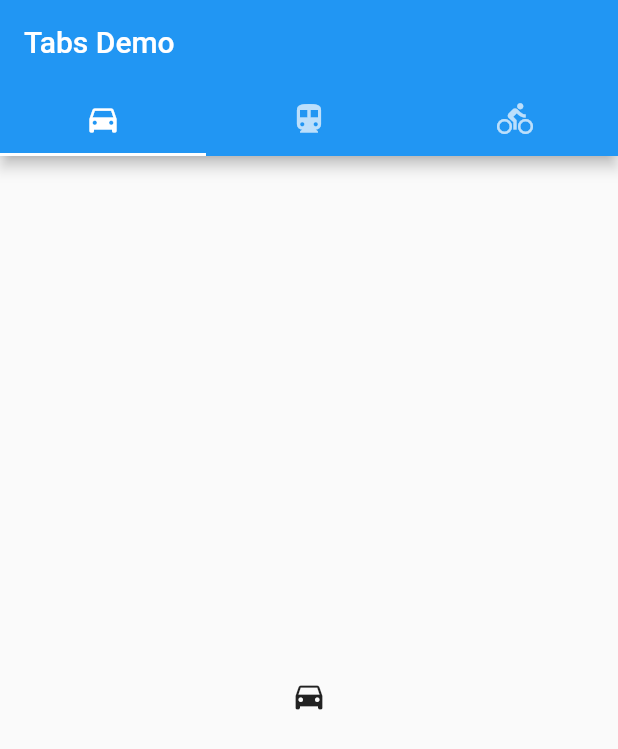
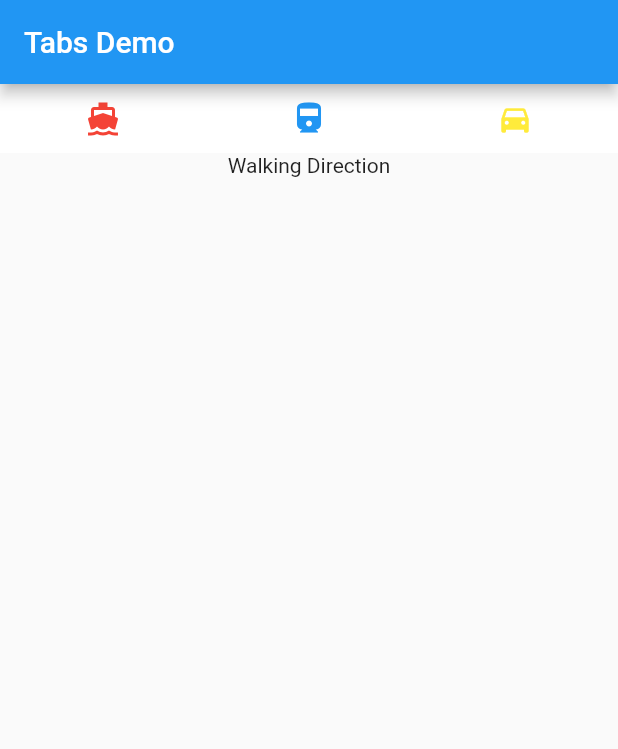
Before and after one commit to subeg7/Flutter-Tab-View-with-Unions, a Flutter app: the screen it shows after launch, on a phone screen of 412 x 824 dp. Shown: the top 749 px of the screen. Run offline on Flutter 3.47's test engine with Material 2 defaults, Android fonts, the phone set to English and light mode, and no system bars; our stand-ins replace freezed_annotation.

Commit message:
Use unions for home view model

```diff
--- a/lib/home_provider.dart
+++ b/lib/home_provider.dart
@@ -1,9 +1,10 @@
 import 'package:flutter/cupertino.dart';
+import 'package:flutter/material.dart';
 import 'package:freezed_annotation/freezed_annotation.dart';
+import 'package:tabs_with_freezed/tab_bar_item.dart';
 
 part 'home_view_model.dart';
 part 'home_provider.freezed.dart';
-
 
 class HomeProvider extends ChangeNotifier {
   late final List<HomeViewModel> tabs;
@@ -13,16 +14,34 @@ class HomeProvider extends ChangeNotifier {
     _initTabs();
   }
 
-  void setActiveTab(int index) {
-    activeTabIndex = index;
+  void setActiveTab(HomeViewModel activeModel) {
+    activeTabIndex = tabs.indexOf(activeModel);
     notifyListeners();
   }
 
   _initTabs() {
     tabs = [
-      HomeViewModel.walk(),
-      HomeViewModel.train(),
-      HomeViewModel.car(),
+      HomeViewModel.walk(
+        TabBarItem(
+          title: "Walking Direction",
+          icon: Icons.directions_boat_filled,
+          primaryColor: Colors.red,
+        ),
+      ),
+      HomeViewModel.train(
+        TabBarItem(
+          title: "Train Direction",
+          icon: Icons.directions_train,
+          primaryColor: Colors.blue,
+        ),
+      ),
+      HomeViewModel.car(
+        TabBarItem(
+          title: "Car Direction",
+          icon: Icons.directions_car,
+          primaryColor: Colors.yellow,
+        ),
+      ),
     ];
   }
 }
--- a/lib/home_view_model.dart
+++ b/lib/home_view_model.dart
@@ -2,7 +2,7 @@ part of './home_provider.dart';
 
 @freezed
 class HomeViewModel with _$HomeViewModel {
-  const factory HomeViewModel.walk() = _Walk;
-  const factory HomeViewModel.train() = _Train;
-  const factory HomeViewModel.car() = _Car;
+  const factory HomeViewModel.walk(TabBarItem item) = _Walk;
+  const factory HomeViewModel.train(TabBarItem item) = _Train;
+  const factory HomeViewModel.car(TabBarItem item) = _Car;
 }
--- a/lib/main.dart
+++ b/lib/main.dart
@@ -1,4 +1,7 @@
 import 'package:flutter/material.dart';
+import 'package:provider/provider.dart';
+import 'package:tabs_with_freezed/home_provider.dart';
+import 'package:tabs_with_freezed/tab_bar_item.dart';
 
 void main() {
   runApp(const MyApp());
@@ -14,7 +17,9 @@
       theme: ThemeData(
         primarySwatch: Colors.blue,
       ),
-      home: const HomeView(title: 'Flutter Demo Home Page'),
+      home: ChangeNotifierProvider<HomeProvider>(
+          create: (_) => HomeProvider(),
+          child: const HomeView(title: 'Flutter Demo Home Page')),
     );
   }
 }
@@ -31,25 +36,71 @@
 class _HomeViewState extends State<HomeView> {
   @override
   Widget build(BuildContext context) {
-    return DefaultTabController(
-      length: 3,
-      child: Scaffold(
-        appBar: AppBar(
-          bottom: const TabBar(
-            tabs: [
-              Tab(icon: Icon(Icons.directions_car)),
-              Tab(icon: Icon(Icons.directions_transit)),
-              Tab(icon: Icon(Icons.directions_bike)),
+    return Consumer<HomeProvider>(
+      builder: (context, homeProvider, _) {
+        return Scaffold(
+          appBar: AppBar(
+            title: const Text('Tabs Demo'),
+            // bottom: _buildOptions(homeProvider),
+          ),
+          body: Column(
+            children: [
+              _buildOptions(homeProvider),
+              _buildBody(homeProvider.tabs[homeProvider.activeTabIndex]),
             ],
           ),
-          title: const Text('Tabs Demo'),
-        ),
-        body: const TabBarView(
-          children: [
-            Icon(Icons.directions_car),
-            Icon(Icons.directions_transit),
-            Icon(Icons.directions_bike),
-          ],
+        );
+      },
+    );
+  }
+
+  Widget _buildOptions(HomeProvider homeProvider) {
+    return Row(
+      children: homeProvider.tabs
+          .map(
+            (homeVModel) => OptionWidget(
+              item: homeVModel.item,
+              onTap: () => homeProvider.setActiveTab(homeVModel),
+            ),
+          )
+          .toList(),
+    );
+  }
+
+  Widget _buildBody(HomeViewModel activeHomeModel) {
+    // For Walk it should be different
+    // For
+    return activeHomeModel.when(
+      walk: (item) => Text(item.title),
+      train: (item) => Text(item.title),
+      car: (item) => Text(item.title),
+    );
+  }
+}
+
+class OptionWidget extends StatelessWidget {
+  final TabBarItem item;
+  final VoidCallback onTap;
+
+  const OptionWidget({
+    Key? key,
+    required this.item,
+    required this.onTap,
+  }) : super(key: key);
+
+  @override
+  Widget build(BuildContext context) {
+    return Expanded(
+      child: InkWell(
+        onTap: onTap,
+        child: Container(
+          color: item.secondaryColor,
+          child: Tab(
+            icon: Icon(
+              item.icon,
+              color: item.primaryColor,
+            ),
+          ),
         ),
       ),
     );
--- /dev/null
+++ b/lib/tab_bar_item.dart
@@ -0,0 +1,15 @@
+import 'package:flutter/material.dart';
+
+class TabBarItem {
+  String title;
+  IconData icon;
+  Color primaryColor;
+  Color secondaryColor;
+
+  TabBarItem({
+    required this.title,
+    required this.icon,
+    required this.primaryColor,
+    this.secondaryColor = Colors.white,
+  });
+}
```
Also changed, not shown: lib/home_provider.freezed.dart.
